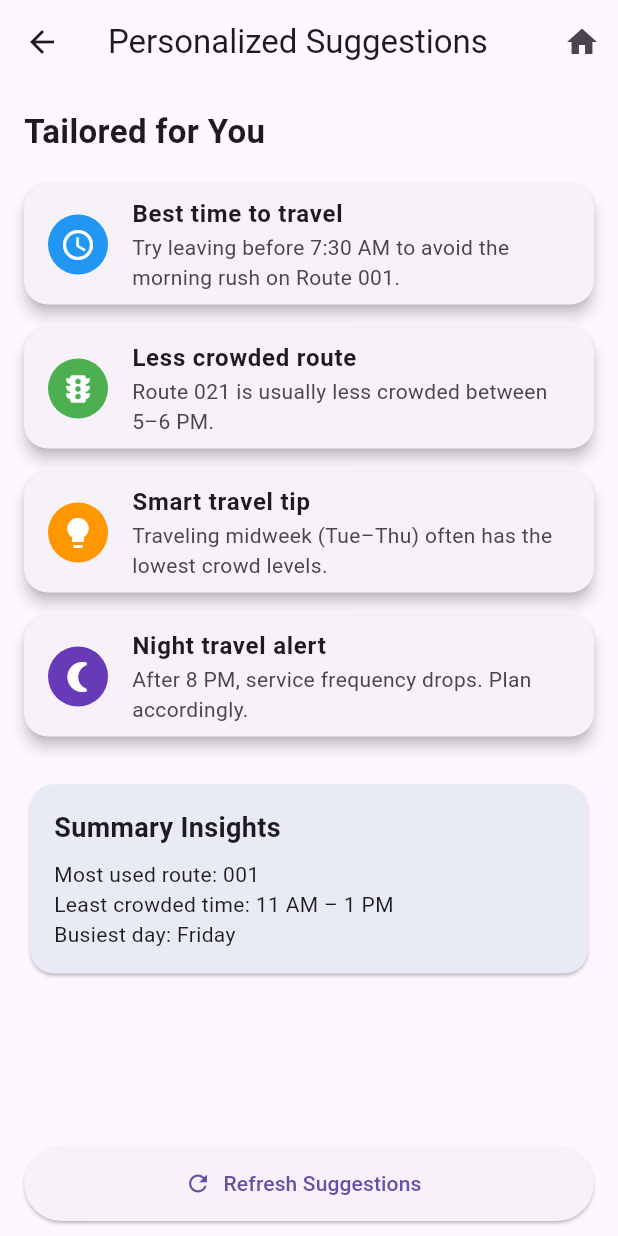
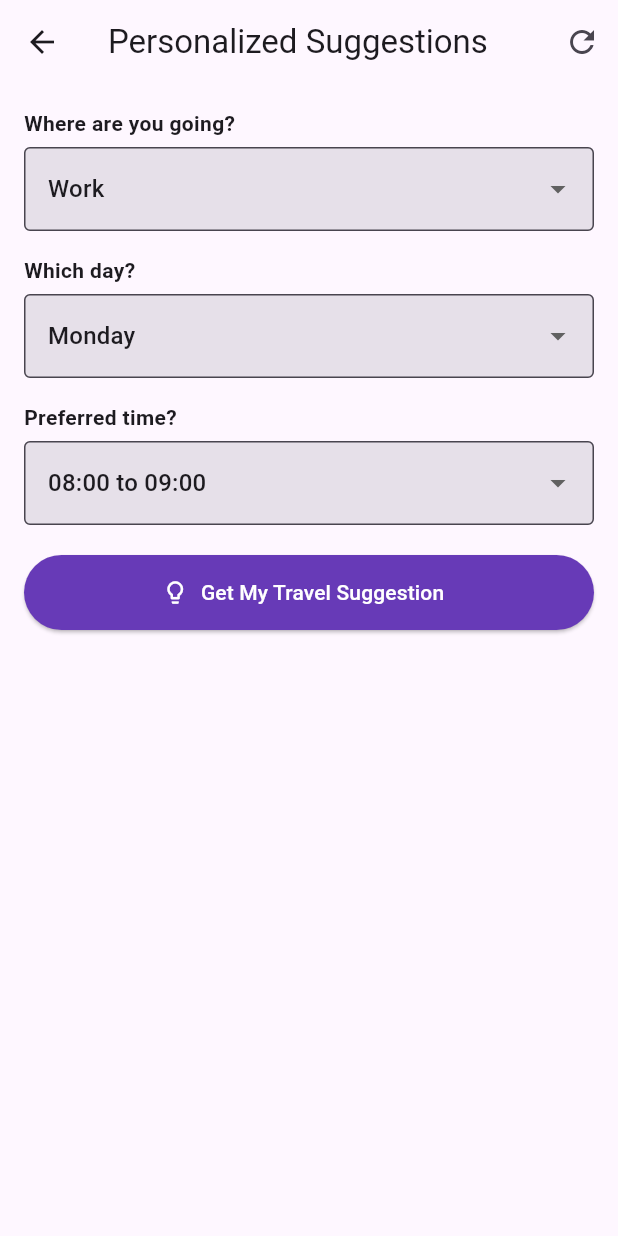
Before and after one commit to HNavanjani/CrowdEase-Making-crowd-movement-effortless-and-efficient, a Flutter app: the PersonalizedSuggestionsScreen screen opened directly, on a phone screen of 412 x 824 dp. Run offline on Flutter 3.47's test engine with Material 3 defaults, Android fonts, the phone set to English and light mode, and no system bars; our stand-ins replace firebase_auth, firebase_core, fl_chart, flutter_map, google_sign_in, latlong2 and 1 more; accounts and stored records are empty; generated files the repository leaves out were written again; network calls fail.

Commit message:
Connected backend to Personalize suggestions and Route performance screens

```diff
--- a/frontend/crowdease/lib/features/personalized_suggestions/screens/personalize_suggestions_screen.dart
+++ b/frontend/crowdease/lib/features/personalized_suggestions/screens/personalize_suggestions_screen.dart
@@ -1,115 +1,167 @@
 import 'package:flutter/material.dart';
+import 'dart:convert';
+import '../../../core/http_helper.dart';
 
-class PersonalizedSuggestionsScreen extends StatelessWidget {
+class PersonalizedSuggestionsScreen extends StatefulWidget {
   const PersonalizedSuggestionsScreen({super.key});
 
   @override
+  State<PersonalizedSuggestionsScreen> createState() => _PersonalizedSuggestionsScreenState();
+}
+
+class _PersonalizedSuggestionsScreenState extends State<PersonalizedSuggestionsScreen> {
+  final List<String> purposes = ['Work', 'Home', 'Other'];
+  final List<String> days = ['Monday', 'Tuesday', 'Wednesday', 'Thursday', 'Friday', 'Saturday', 'Sunday'];
+  final List<String> timeBands = List.generate(24, (i) => '${i.toString().padLeft(2, '0')}:00 to ${(i + 1).toString().padLeft(2, '0')}:00');
+
+  String selectedPurpose = 'Work';
+  String selectedDay = 'Monday';
+  String selectedTime = '08:00 to 09:00';
+
+  Map<String, dynamic> timeBandData = {};
+  String suggestionMessage = '';
+  bool isLoading = false;
+
+  @override
+  void initState() {
+    super.initState();
+    fetchForecastData();
+  }
+
+  Future<void> fetchForecastData() async {
+    setState(() => isLoading = true);
+    final response = await HttpHelper.get('/forecast/weekly');
+    if (response != null && response['time_band_forecast'] != null) {
+      setState(() {
+        timeBandData = Map<String, dynamic>.from(response['time_band_forecast']);
+        isLoading = false;
+      });
+    } else {
+      setState(() => isLoading = false);
+    }
+  }
+
+  void generateSuggestion() {
+    final dayData = Map<String, dynamic>.from(timeBandData[selectedDay] ?? {});
+    final value = (dayData[selectedTime] as num?)?.toDouble();
+
+    if (value == null) {
+      setState(() => suggestionMessage = 'No data available for $selectedDay at $selectedTime.');
+      return;
+    }
+
+    String levelText = value < 0.04
+        ? 'Low crowding'
+        : value < 0.07
+            ? 'Moderate crowding'
+            : 'High crowding';
+
+    String contextMessage = value < 0.04
+        ? "✅ This is one of the least crowded times on $selectedDay.\n📉 Expect a smooth and quick commute."
+        : value < 0.07
+            ? "🟠 Moderate crowd — you may experience some delay.\n🚶 Consider leaving earlier for comfort."
+            : "🔴 High crowding expected.\n😣 You may face delays or discomfort during travel.";
+
+    final sorted = dayData.entries.toList()
+      ..sort((a, b) => (a.value as double).compareTo(b.value as double));
+    final betterSlot = sorted.firstWhere(
+      (e) => (e.value as double) < value && e.key != selectedTime,
+      orElse: () => MapEntry('', 0.0),
+    );
+
+    String tip = '';
+    if (betterSlot.key.isNotEmpty) {
+      tip = "💡 Tip: If you're flexible, ${betterSlot.key} has even lower crowding.";
+    }
+
+    setState(() {
+      suggestionMessage =
+          "When you leave for $selectedPurpose on $selectedDay at $selectedTime:\n"
+          "→ Crowd Level: ($levelText)\n\n"
+          "$contextMessage\n\n"
+          "$tip";
+    });
+  }
+
+  @override
   Widget build(BuildContext context) {
-    final List<Map<String, dynamic>> suggestions = [
-      {
-        "title": "Best time to travel",
-        "message": "Try leaving before 7:30 AM to avoid the morning rush on Route 001.",
-        "icon": Icons.access_time,
-        "color": Colors.blue
-      },
-      {
-        "title": "Less crowded route",
-        "message": "Route 021 is usually less crowded between 5–6 PM.",
-        "icon": Icons.traffic,
-        "color": Colors.green
-      },
-      {
-        "title": "Smart travel tip",
-        "message": "Traveling midweek (Tue–Thu) often has the lowest crowd levels.",
-        "icon": Icons.lightbulb,
-        "color": Colors.orange
-      },
-      {
-        "title": "Night travel alert",
-        "message": "After 8 PM, service frequency drops. Plan accordingly.",
-        "icon": Icons.nightlight_round,
-        "color": Colors.deepPurple
-      },
-    ];
-
+    final isDark = Theme.of(context).brightness == Brightness.dark;
     return Scaffold(
       appBar: AppBar(
-        title: const Text("Personalized Suggestions"),
+        title: const Text('Personalized Suggestions'),
         actions: [
           IconButton(
-            icon: const Icon(Icons.home),
-            onPressed: () {
-              Navigator.popUntil(context, ModalRoute.withName('/home'));
-            },
+            icon: const Icon(Icons.refresh),
+            onPressed: fetchForecastData,
           ),
         ],
       ),
-      body: Column(
-        children: [
-          Expanded(
-            child: ListView(
+      body: isLoading
+          ? const Center(child: CircularProgressIndicator())
+          : SingleChildScrollView(
               padding: const EdgeInsets.all(16),
-              children: [
-                const Text(
-                  "Tailored for You",
-                  style: TextStyle(fontSize: 22, fontWeight: FontWeight.bold),
-                ),
-                const SizedBox(height: 12),
-                ...suggestions.map((s) => Card(
-                      elevation: 4,
-                      margin: const EdgeInsets.symmetric(vertical: 8),
-                      shape: RoundedRectangleBorder(borderRadius: BorderRadius.circular(16)),
-                      child: ListTile(
-                        leading: CircleAvatar(
-                          backgroundColor: s["color"] as Color,
-                          child: Icon(s["icon"] as IconData, color: Colors.white),
-                        ),
-                        title: Text(
-                          s["title"] as String,
-                          style: const TextStyle(fontWeight: FontWeight.w600),
-                        ),
-                        subtitle: Text(s["message"] as String),
-                      ),
-                    )),
-                const SizedBox(height: 20),
-                Card(
-                  color: Colors.indigo.shade50,
-                  shape: RoundedRectangleBorder(borderRadius: BorderRadius.circular(16)),
-                  child: Padding(
-                    padding: const EdgeInsets.all(16),
-                    child: Column(
-                      crossAxisAlignment: CrossAxisAlignment.start,
-                      children: const [
-                        Text("Summary Insights", style: TextStyle(fontSize: 18, fontWeight: FontWeight.bold)),
-                        SizedBox(height: 8),
-                        Text("Most used route: 001"),
-                        Text("Least crowded time: 11 AM – 1 PM"),
-                        Text("Busiest day: Friday"),
-                      ],
+              child: Column(
+                crossAxisAlignment: CrossAxisAlignment.start,
+                children: [
+                  const Text('Where are you going?', style: TextStyle(fontWeight: FontWeight.bold)),
+                  const SizedBox(height: 6),
+                  DropdownButtonFormField<String>(
+                    value: selectedPurpose,
+                    decoration: InputDecoration(border: OutlineInputBorder(), filled: true),
+                    items: purposes.map((p) => DropdownMenuItem(value: p, child: Text(p))).toList(),
+                    onChanged: (val) => setState(() => selectedPurpose = val!),
+                  ),
+                  const SizedBox(height: 16),
+
+                  const Text('Which day?', style: TextStyle(fontWeight: FontWeight.bold)),
+                  const SizedBox(height: 6),
+                  DropdownButtonFormField<String>(
+                    value: selectedDay,
+                    decoration: InputDecoration(border: OutlineInputBorder(), filled: true),
+                    items: days.map((d) => DropdownMenuItem(value: d, child: Text(d))).toList(),
+                    onChanged: (val) => setState(() => selectedDay = val!),
+                  ),
+                  const SizedBox(height: 16),
+
+                  const Text('Preferred time?', style: TextStyle(fontWeight: FontWeight.bold)),
+                  const SizedBox(height: 6),
+                  DropdownButtonFormField<String>(
+                    value: selectedTime,
+                    decoration: InputDecoration(border: OutlineInputBorder(), filled: true),
+                    items: timeBands.map((t) => DropdownMenuItem(value: t, child: Text(t))).toList(),
+                    onChanged: (val) => setState(() => selectedTime = val!),
+                  ),
+                  const SizedBox(height: 20),
+
+                  ElevatedButton.icon(
+                    onPressed: generateSuggestion,
+                    icon: const Icon(Icons.lightbulb_outline),
+                    label: const Text("Get My Travel Suggestion"),
+                    style: ElevatedButton.styleFrom(
+                      backgroundColor: isDark ? Colors.deepPurple.shade300 : Colors.deepPurple,
+                      foregroundColor: Colors.white,
+                      minimumSize: const Size.fromHeight(50),
                     ),
                   ),
-                ),
-              ],
-            ),
-          ),
-          Padding(
-            padding: const EdgeInsets.symmetric(horizontal: 16, vertical: 10),
-            child: ElevatedButton.icon(
-              onPressed: () {
-                ScaffoldMessenger.of(context).showSnackBar(
-                  const SnackBar(content: Text("Suggestions refreshed")),
-                );
-              },
-              icon: const Icon(Icons.refresh),
-              label: const Text("Refresh Suggestions"),
-              style: ElevatedButton.styleFrom(
-                minimumSize: const Size.fromHeight(50),
-                shape: RoundedRectangleBorder(borderRadius: BorderRadius.circular(30)),
+                  const SizedBox(height: 20),
+
+                  if (suggestionMessage.isNotEmpty)
+                    Container(
+                      width: double.infinity,
+                      padding: const EdgeInsets.all(16),
+                      decoration: BoxDecoration(
+                        color: isDark ? Colors.grey.shade900 : Colors.grey.shade100,
+                        borderRadius: BorderRadius.circular(12),
+                        border: Border.all(color: isDark ? Colors.white24 : Colors.black12),
+                      ),
+                      child: Text(
+                        suggestionMessage,
+                        style: const TextStyle(height: 1.4),
+                      ),
+                    ),
+                ],
               ),
             ),
-          ),
-        ],
-      ),
     );
   }
 }
```
Also changed, not shown: frontend/crowdease/lib/features/route_performance/screens/route_performance_screen.dart (+89 -88 lines).
